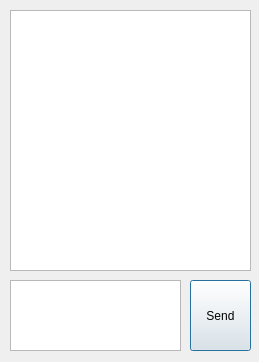
This is TT_RemoteTranslation/chat.ui in valikl/remote-translator as Qt 5 draws it before an edit. The edited form follows.
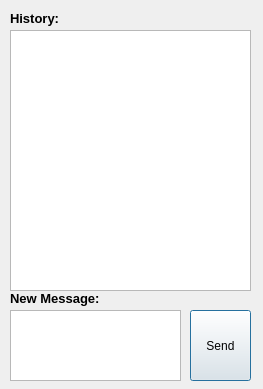
This is the edited form.

Commit message: 1. Video window size is depended now on frame size 2. Fixed video frame cut. 3. Added labels to the chat window ("History" and "New Message") 4. Added option to minimize chat window. 5. Added "pop-up" behavior for the chat window once it's minimized and new message is received. 6. Audio settings window was expanded.

Diff of the .ui file:
```diff
--- a/TT_RemoteTranslation/chat.ui
+++ b/TT_RemoteTranslation/chat.ui
@@ -6,8 +6,8 @@
    <rect>
     <x>0</x>
     <y>0</y>
-    <width>259</width>
-    <height>362</height>
+    <width>263</width>
+    <height>389</height>
    </rect>
   </property>
   <property name="windowTitle">
@@ -17,7 +17,7 @@
    <property name="geometry">
     <rect>
      <x>10</x>
-     <y>10</y>
+     <y>30</y>
      <width>241</width>
      <height>261</height>
     </rect>
@@ -27,7 +27,7 @@
    <property name="geometry">
     <rect>
      <x>10</x>
-     <y>280</y>
+     <y>310</y>
      <width>171</width>
      <height>71</height>
     </rect>
@@ -37,7 +37,7 @@
    <property name="geometry">
     <rect>
      <x>190</x>
-     <y>280</y>
+     <y>310</y>
      <width>61</width>
      <height>71</height>
     </rect>
@@ -46,6 +46,46 @@
     <string>Send</string>
    </property>
   </widget>
+  <widget class="QLabel" name="lblHistory">
+   <property name="geometry">
+    <rect>
+     <x>10</x>
+     <y>10</y>
+     <width>71</width>
+     <height>16</height>
+    </rect>
+   </property>
+   <property name="font">
+    <font>
+     <pointsize>10</pointsize>
+     <weight>75</weight>
+     <bold>true</bold>
+    </font>
+   </property>
+   <property name="text">
+    <string>History:</string>
+   </property>
+  </widget>
+  <widget class="QLabel" name="lblNnewMessage">
+   <property name="geometry">
+    <rect>
+     <x>10</x>
+     <y>290</y>
+     <width>111</width>
+     <height>16</height>
+    </rect>
+   </property>
+   <property name="font">
+    <font>
+     <pointsize>10</pointsize>
+     <weight>75</weight>
+     <bold>true</bold>
+    </font>
+   </property>
+   <property name="text">
+    <string>New Message:</string>
+   </property>
+  </widget>
  </widget>
  <resources/>
  <connections/>
```
The commit also changes 9 other files.
